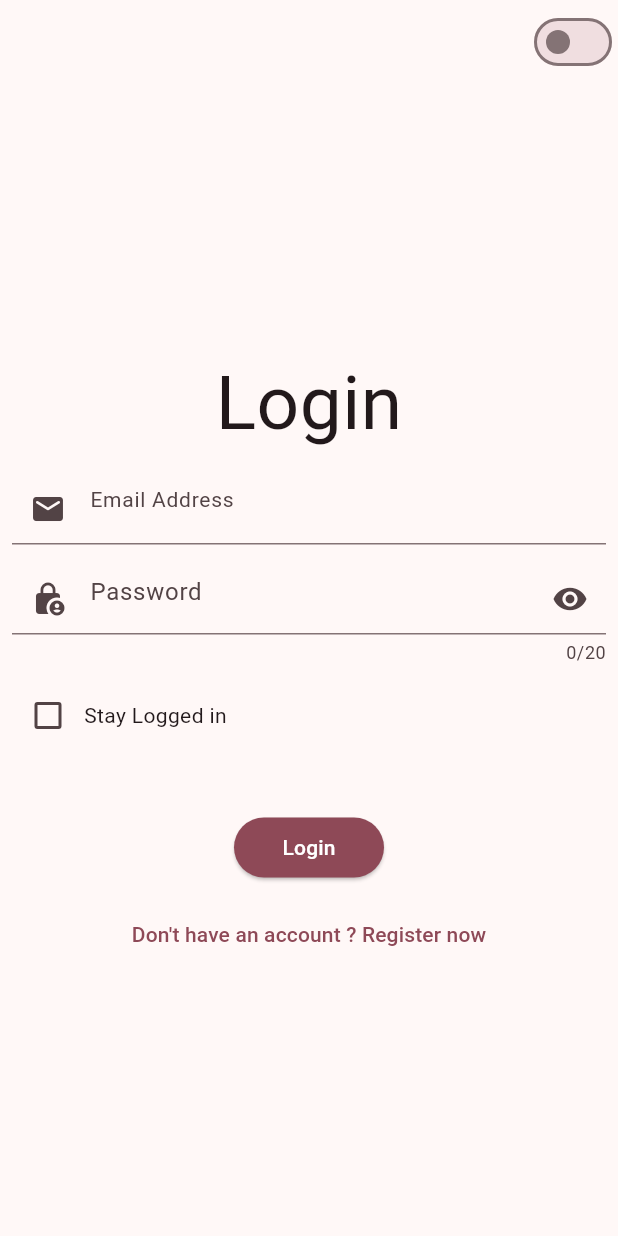
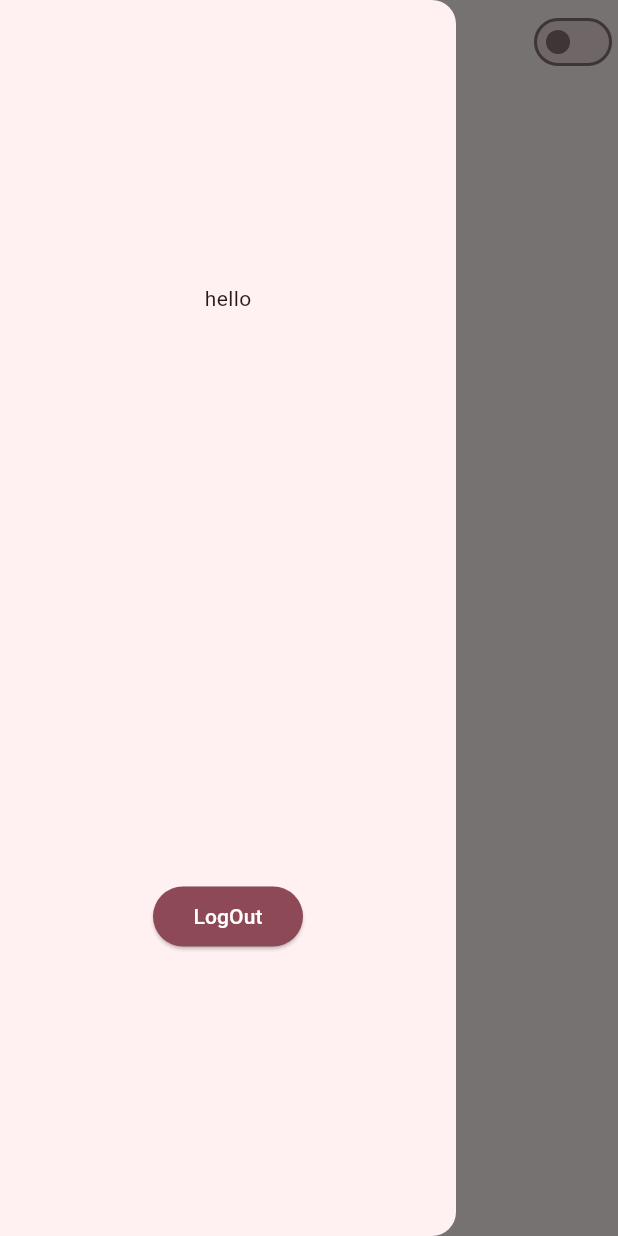
Before and after one commit to MariMohamed/login-signup, a Flutter app: the screen it shows after launch, with the side drawer open (before the commit the screen has no drawer), on a phone screen of 412 x 824 dp. Run offline on Flutter 3.47's test engine with Material 3 defaults, Android fonts, the phone set to English and light mode, and no system bars; our stand-ins replace delightful_toast.

Commit message:
logout button added

```diff
--- a/lib/core/app_assets.dart
+++ b/lib/core/app_assets.dart
@@ -1,3 +1,4 @@
 class AppAssets {
-  static const String logo = 'assets/app_logo.jpg';
+  static const String defultAvatar =
+      'assets/default-avatar-icon-of-social-media-user-vector.jpg';
 }
--- a/lib/core/app_router.dart
+++ b/lib/core/app_router.dart
@@ -9,4 +9,10 @@ class Routes {
 class AppRouter {
   static Future push(BuildContext appContext, String name) =>
       Navigator.pushNamed(appContext, name);
+
+  static Future pushArgument(
+    BuildContext appContext,
+    String name,
+    Object argument,
+  ) => Navigator.pushNamed(appContext, name, arguments: argument);
 }
--- a/lib/main.dart
+++ b/lib/main.dart
@@ -1,9 +1,8 @@
 import 'package:flutter/material.dart';
-import 'package:login_signin/core/app_colors.dart';
 import 'package:login_signin/core/app_router.dart';
 import 'package:login_signin/core/manager/app_theme.dart';
 import 'package:login_signin/core/manager/app_themeSwitcher.dart';
-import 'package:login_signin/presentation/features/homescreen.dart';
+import 'package:login_signin/presentation/features/Home/view/homescreen.dart';
 import 'package:login_signin/presentation/features/login.dart';
 import 'package:login_signin/presentation/features/signup.dart';
 import 'package:provider/provider.dart';
@@ -33,7 +32,8 @@ class MyApp extends StatelessWidget {
             '/login': (context) => LogIn(),
             '/home': (context) => HomeScreen(),
           },
-          initialRoute: Routes.logIn,
+          //initialRoute: Routes.logIn,
+          initialRoute: Routes.home,
           title: 'Flutter Demo',
           theme: AppTheme.lightTheme,
           darkTheme: AppTheme.darkTheme,
--- a/lib/presentation/features/homescreen.dart
+++ b/lib/presentation/features/Home/view/homescreen.dart
@@ -1,4 +1,5 @@
 import 'package:flutter/material.dart';
+import 'package:login_signin/presentation/features/Home/widgets/home_drawer.dart';
 import 'package:login_signin/presentation/widget/app_center.dart';
 import 'package:login_signin/presentation/widget/appbutton.dart';
 import 'package:login_signin/core/app_router.dart';
@@ -11,14 +12,11 @@ class HomeScreen extends StatelessWidget {
   @override
   Widget build(BuildContext context) {
     return CustomScaffold(
-      body: AppCenter(
-        children: [
-          AppButton(
-            title: AppStrings.logOut,
-            onPressed: () {
-              AppRouter.push(context, Routes.logIn);
-            },
-          ),
+      drawer: HomeDrawer(),
+      implyleading: true,
+      body: AppCenter(children: [
+
+
         ],
       ),
     );
--- /dev/null
+++ b/lib/presentation/features/Home/widgets/home_drawer.dart
@@ -0,0 +1,51 @@
+import 'package:delightful_toast/delight_toast.dart';
+import 'package:delightful_toast/toast/components/toast_card.dart';
+import 'package:delightful_toast/toast/utils/enums.dart';
+import 'package:flutter/material.dart';
+import 'package:login_signin/core/app_router.dart';
+import 'package:login_signin/core/app_strings.dart';
+import 'package:login_signin/presentation/widget/appbutton.dart';
+
+class HomeDrawer extends StatelessWidget {
+  const HomeDrawer({super.key});
+
+  @override
+  Widget build(BuildContext context) {
+    return Drawer(
+      child: Column(
+        mainAxisAlignment: MainAxisAlignment.spaceAround,
+        children: [
+          Text("hello"),
+          AppButton(
+            title: AppStrings.logOut,
+            onPressed: () {
+              showDialog(
+                context: context,
+                builder: (ctx) => AlertDialog(
+                  title: const Text("Confirmation"),
+                  content: const Text("Are you sure you want to log out?"),
+                  actions: <Widget>[
+                    TextButton(
+                      onPressed: () {
+                        Navigator.pop(context);
+                      },
+                      child: const Text("Cancel"),
+                    ),
+                    TextButton(
+                      onPressed: () {
+                        AppRouter.pushArgument(context, Routes.logIn, {
+                          "showToast": true,
+                        });
+                      },
+                      child: const Text("log out"),
+                    ),
+                  ],
+                ),
+              );
+            },
+          ),
+        ],
+      ),
+    );
+  }
+}
--- a/lib/presentation/features/signup.dart
+++ b/lib/presentation/features/signup.dart
@@ -112,7 +112,7 @@ class _SignUpState extends State<SignUp> {
                 prefixIcon: Icon(Icons.phone_android_rounded),
                 keyboardType: TextInputType.phone,
                 validator: Appvalidator.phoneNumberValidator,
-              ),
+              ), //Uses international format +1XXXXXXXXXX
             ],
           ),
           TextButton(
--- a/lib/presentation/widget/custom_scaffold.dart
+++ b/lib/presentation/widget/custom_scaffold.dart
@@ -3,12 +3,20 @@ import 'package:login_signin/core/manager/app_themeSwitcher.dart';
 import 'package:provider/provider.dart';
 
 class CustomScaffold extends StatelessWidget {
-  const CustomScaffold({super.key, required this.body});
+  const CustomScaffold({
+    super.key,
+    required this.body,
+    this.drawer,
+    this.implyleading,
+  });
   final Widget body;
+  final Widget? drawer;
+  final bool? implyleading;
   @override
   Widget build(BuildContext context) {
     final themeProvider = Provider.of<ThemeProvider>(context, listen: true);
     return Scaffold(
+      drawer: drawer,
       appBar: AppBar(
         actions: [
           Switch(
@@ -18,7 +26,7 @@ class CustomScaffold extends StatelessWidget {
             },
           ),
         ],
-        automaticallyImplyLeading: false,
+        automaticallyImplyLeading: implyleading ?? false,
         notificationPredicate: (_) => false,
       ),
       body: body,
--- a/pubspec.yaml
+++ b/pubspec.yaml
@@ -31,11 +31,13 @@ dependencies:
   flutter:
     sdk: flutter
   provider: ^6.0.0
+  delightful_toast: ^1.1.0
+  image_input: ^0.0.5
+
 
   # The following adds the Cupertino Icons font to your application.
   # Use with the CupertinoIcons class for iOS style icons.
   cupertino_icons: ^1.0.8
-  intl_phone_number_input: ^0.7.4
 
 dev_dependencies:
   flutter_test:
@@ -61,6 +63,7 @@ flutter:
 
   # To add assets to your application, add an assets section, like this:
   assets:
+      -assets/default-avatar-icon-of-social-media-user-vector.jpg
   #   - images/a_dot_burr.jpeg
   #   - images/a_dot_ham.jpeg
 
```
Also changed, not shown: lib/presentation/features/Home/widgets/home_useravatar.dart (added, +10 -0 lines), lib/presentation/features/login.dart (+28 -2 lines), assets/default-avatar-icon-of-social-media-user-vector.jpg (added), pubspec.lock.
